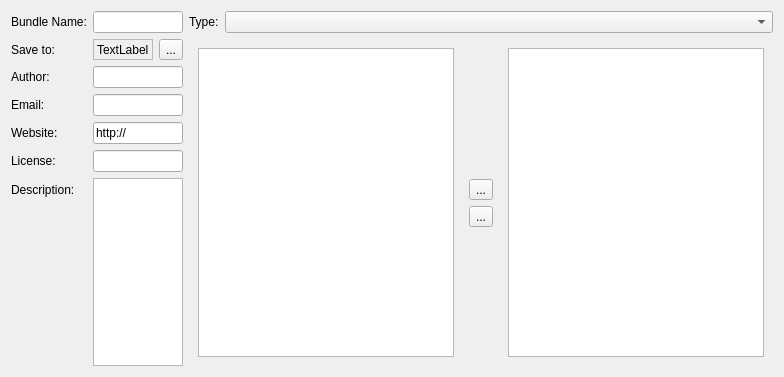
Old version of the form krita/plugins/paintops/resourcemanager/wdg_dlgcreatebundle.ui in the repository KDE/krita.
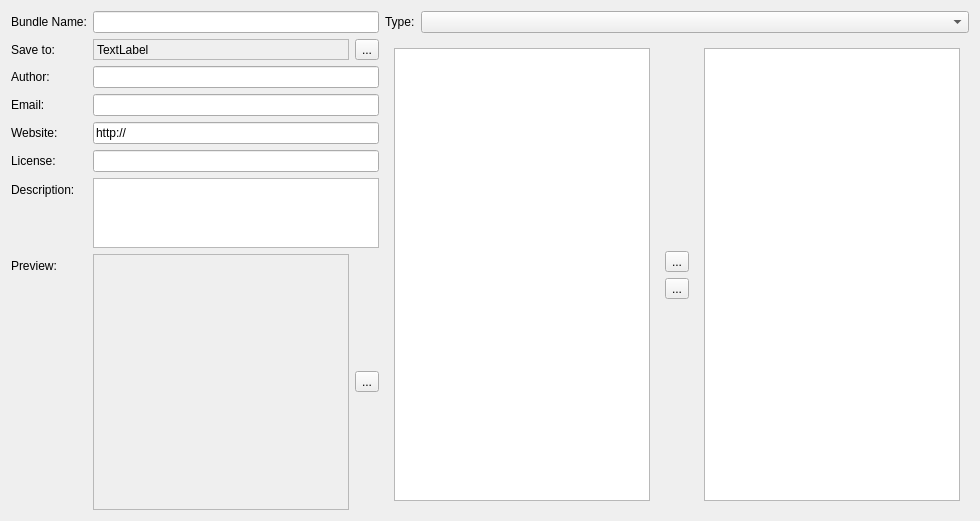
New version of the form.

Commit message: Add a preview image to the bundle

Diff of the .ui file:
```diff
--- a/krita/plugins/paintops/resourcemanager/wdg_dlgcreatebundle.ui
+++ b/krita/plugins/paintops/resourcemanager/wdg_dlgcreatebundle.ui
@@ -6,8 +6,8 @@
    <rect>
     <x>0</x>
     <y>0</y>
-    <width>718</width>
-    <height>377</height>
+    <width>950</width>
+    <height>507</height>
    </rect>
   </property>
   <property name="sizePolicy">
@@ -22,8 +22,8 @@
   <property name="windowOpacity">
    <double>1.000000000000000</double>
   </property>
-  <layout class="QHBoxLayout" name="horizontalLayout_4">
-   <item>
+  <layout class="QGridLayout" name="gridLayout_3">
+   <item row="0" column="0">
     <layout class="QFormLayout" name="formLayout">
      <item row="0" column="0">
       <widget class="QLabel" name="bundleName">
@@ -140,9 +140,58 @@
      <item row="6" column="1">
       <widget class="QPlainTextEdit" name="editDescription"/>
      </item>
+     <item row="7" column="0">
+      <widget class="QLabel" name="label_5">
+       <property name="text">
+        <string>Preview:</string>
+       </property>
+      </widget>
+     </item>
+     <item row="7" column="1">
+      <layout class="QHBoxLayout" name="horizontalLayout_4">
+       <item>
+        <widget class="QLabel" name="lblPreview">
+         <property name="sizePolicy">
+          <sizepolicy hsizetype="Fixed" vsizetype="Fixed">
+           <horstretch>0</horstretch>
+           <verstretch>0</verstretch>
+          </sizepolicy>
+         </property>
+         <property name="minimumSize">
+          <size>
+           <width>256</width>
+           <height>256</height>
+          </size>
+         </property>
+         <property name="maximumSize">
+          <size>
+           <width>256</width>
+           <height>256</height>
+          </size>
+         </property>
+         <property name="frameShape">
+          <enum>QFrame::StyledPanel</enum>
+         </property>
+         <property name="frameShadow">
+          <enum>QFrame::Sunken</enum>
+         </property>
+         <property name="text">
+          <string/>
+         </property>
+        </widget>
+       </item>
+       <item>
+        <widget class="QToolButton" name="bnGetPreview">
+         <property name="text">
+          <string>...</string>
+         </property>
+        </widget>
+       </item>
+      </layout>
+     </item>
     </layout>
    </item>
-   <item>
+   <item row="0" column="1">
     <layout class="QVBoxLayout" name="verticalLayout_2">
      <item>
       <layout class="QHBoxLayout" name="horizontalLayout_2">
```
Left out of the diff: 5 changed lines with no effect on the pictures. The commit also changes 4 other files.
